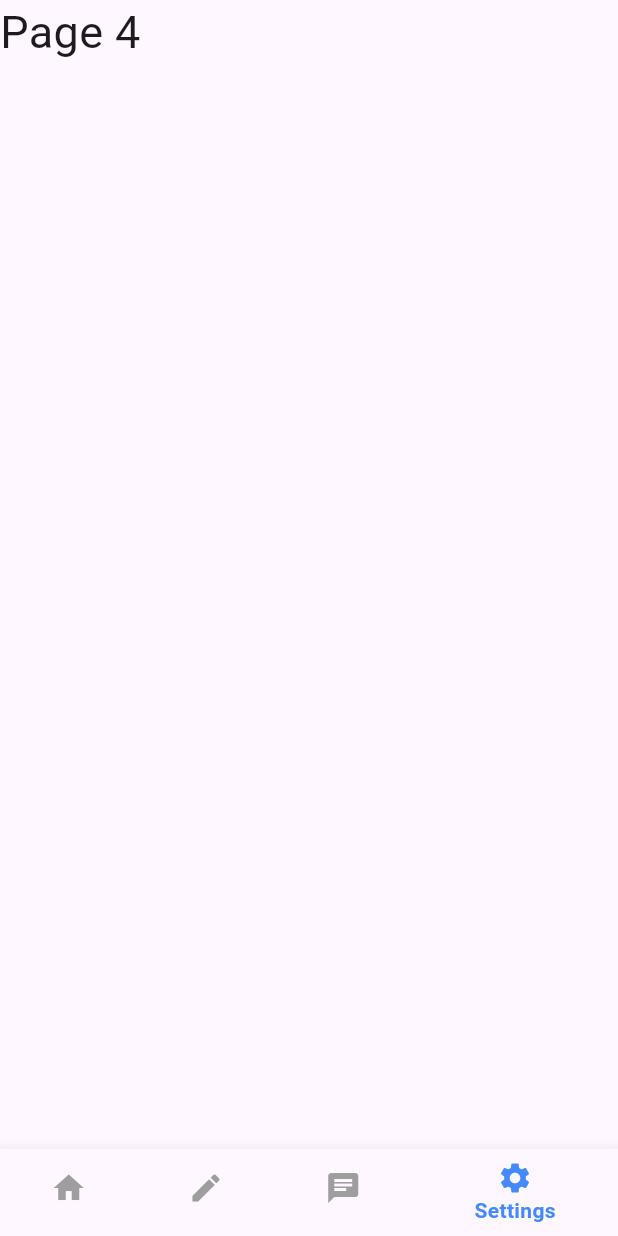
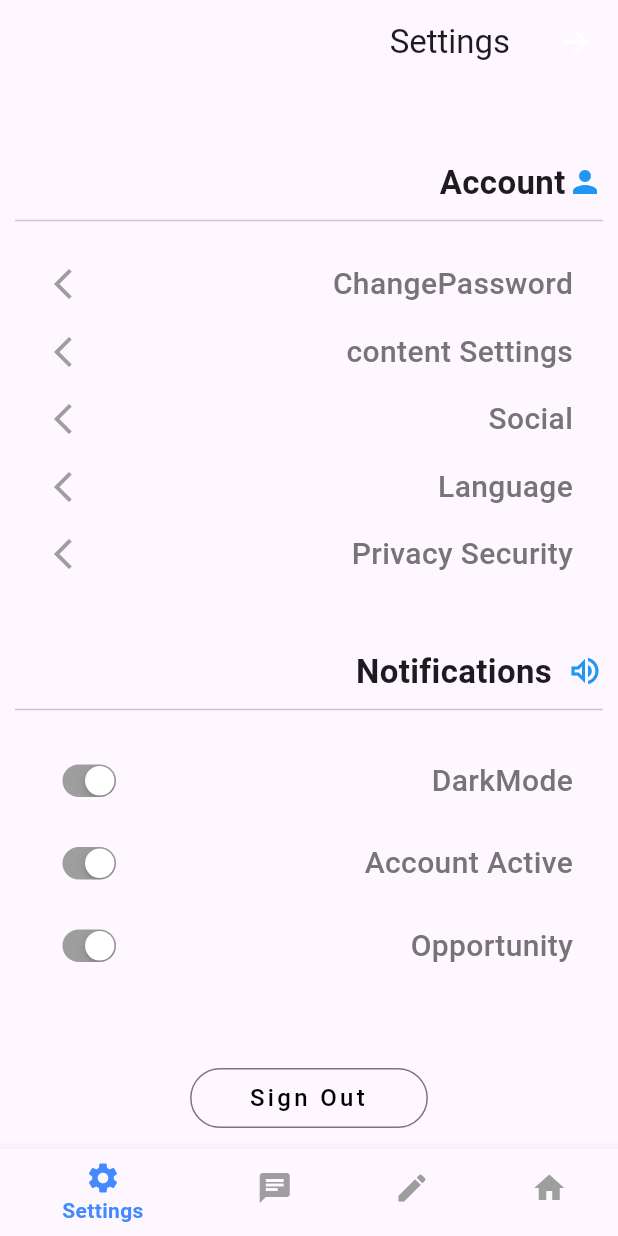
Before and after one commit to Markmagdy19/Todo, a Flutter app: the screen it shows once a user with an empty profile is signed in, item 4 of the bottom bar chosen, on a phone screen of 412 x 824 dp. Run offline on Flutter 3.47's test engine with Material 3 defaults, Android fonts, the phone set to English and light mode, and no system bars; our stand-ins replace cloud_firestore, date_picker_timeline, firebase_auth, firebase_core, firebase_storage, flutter_local_notifications and 11 more; accounts and stored records are empty; network calls fail.

Commit message:
added Localization.dart

```diff
--- /dev/null
+++ b/lib/l10n/intl_en.arb
@@ -0,0 +1,53 @@
+{
+  "title": "flutter Localization",
+  "Today" : "Today",
+  "Add_Task_Button": "+Add Task",
+  "None" : "None",
+  "Daily": "Daily",
+  "Weekly" : "Weekly",
+  "Monthly" : "Monthly",
+  "Task" : "Task",
+  "Task_Message" : "You do not have any tasks yet\\n Add new tasks to make your days productive ",
+  "Task_Completed" : "Task Completed",
+  "Delete_Task" : "Delete Task",
+  "Cancel": "Cancel",
+  "Add_Task": "Add Task",
+  "Enter_title_here" : "Enter title here",
+  "Task_Title" : "Title",
+  "Enter_your_Note" : "Enter your Note",
+  "Task_note" : "Note",
+  "Date": "Date",
+  "Start_Time": "Start Time",
+  "End_Time": "End Time",
+  "Remind" : "Remind",
+  "Repeat": "Repeat",
+  "Create_Task": "Create Task",
+  "required" : "required",
+  "All_fields_are_required": "All fields are required",
+  "Color": "Color",
+  "Email_Address": "Email Address",
+  "please_enter_a_valid_email_address": "please enter a valid email address",
+  "Username": "Username",
+ "please_enter_at_least_4_characters" : "please enter at least 4 characters.",
+  "Password":"Password",
+  "password_must_be_at_least_6_characters_long": "password must be at least 6 characters long.",
+  "Login": "Login",
+  "Signup": "Sign up",
+  "Create_an_Account": "Create an Account",
+  "I_already_have_an_account" : "I already have an account",
+  "Hospital_Group" : "Hospital_Group",
+  "Settings" : "Settings",
+  "Account" : "Account",
+  "Change_Password" : "Change Password",
+  "content_Settings": "content Settings",
+  "Social" : "Social",
+  "Language": "Language",
+  "Privacy_Security": "Privacy and Security",
+  "Notifications": "Notifications",
+  "Dark_Mode" : "Dark Mode",
+  "Account_Active" : "Account Active",
+  "Opportunity" : "Opportunity",
+  "Sign_Out" : "Sign Out",
+  "English": "English",
+  "Arabic" : "Arabic"
+}
--- a/lib/main.dart
+++ b/lib/main.dart
@@ -7,13 +7,18 @@ import 'package:chatt/ui/pages/splash.dart';
 import 'package:firebase_auth/firebase_auth.dart';
 import 'package:flutter/material.dart';
 import 'package:firebase_core/firebase_core.dart';
+import 'package:flutter_localizations/flutter_localizations.dart';
 import 'package:provider/provider.dart';
 import 'firebase_options.dart';
+import 'package:chatt/models/services/Localization.dart';
+
+import 'generated/l10n.dart';
 
 /////////////////////////////////
 Future<void> main() async {
   WidgetsFlutterBinding.ensureInitialized();
   await DBHelper.initDb();
+  const FlutterLocalization();
   await Firebase.initializeApp(
     options: DefaultFirebaseOptions.currentPlatform,
   );
@@ -46,6 +51,15 @@ class MainApp extends StatelessWidget {
   @override
   Widget build(BuildContext context) {
     return MaterialApp(
+        localizationsDelegates: const [
+          GlobalMaterialLocalizations.delegate,
+          GlobalWidgetsLocalizations.delegate,
+          GlobalCupertinoLocalizations.delegate,
+          S.delegate
+        ],
+        supportedLocales: S.delegate.supportedLocales,
+        locale:Locale("ar"),
+
       title: 'Flutter Demo',
       debugShowCheckedModeBanner: false,
       theme: Provider.of<ThemeProvider>(context).themeMode == ThemeMode.dark
--- a/lib/ui/pages/chat.dart
+++ b/lib/ui/pages/chat.dart
@@ -2,6 +2,7 @@ import 'package:chatt/ui/widgets/Chat_messages.dart';
 import 'package:chatt/ui/widgets/new_messages.dart';
 import 'package:firebase_auth/firebase_auth.dart';
 import 'package:flutter/material.dart';
+import '../../generated/l10n.dart';
 
 
 class ChatScreen extends StatelessWidget {
@@ -10,7 +11,7 @@ class ChatScreen extends StatelessWidget {
   Widget build(BuildContext context){
     return Scaffold(
         appBar: AppBar(
-          title: const Text('Medicine gp'),
+          title:  Text(S.of(context).Hospital_Group),
           actions: [
             IconButton(onPressed: (){
               FirebaseAuth.instance.signOut();
--- /dev/null
+++ b/lib/ui/pages/settings_page.dart
@@ -0,0 +1,195 @@
+import 'package:flutter/cupertino.dart';
+import 'package:flutter/foundation.dart';
+import 'package:flutter/material.dart';
+import 'package:firebase_auth/firebase_auth.dart';
+import 'package:get_storage/get_storage.dart';
+import 'package:provider/provider.dart';
+
+
+import '../utils/theme_provider.dart';
+
+class SettingsPageUI extends StatefulWidget {
+  const SettingsPageUI({super.key});
+
+
+  @override
+  _SettingPageUIState createState() => _SettingPageUIState();
+}
+
+
+  class _SettingPageUIState  extends State<SettingsPageUI> {
+  bool valNotify1 = false;
+  bool valNotify2 = false;
+  bool valNotify3 = false;
+  onChangeFunction1(bool newValue1){
+    setState(() {
+        valNotify1 =newValue1;
+        Provider.of<ThemeProvider>(context, listen: false).setThemeMode(
+            Theme.of(context).brightness == Brightness.light
+                ? ThemeMode.dark
+                : ThemeMode.light);
+        // ThemeServices().switchModeTheme();
+        // NotifyHelper().displayNotification;
+      });
+
+
+
+  }
+  onChangeFunction2(bool newValue2){
+    setState(() {
+      valNotify2 =newValue2;
+    });
+  }
+  onChangeFunction3(bool newValue3){
+    setState(() {
+      valNotify3 =newValue3;
+    });
+  }
+  @override
+    Widget build (BuildContext context){
+    return Scaffold(
+      appBar: AppBar(
+        title:  const Text("Settings",style: TextStyle(fontSize:22),),
+        leading: IconButton(
+          onPressed: () {},
+          icon:const Icon(
+            Icons.arrow_back,
+            color: Colors.white,
+          )
+        ),
+      ),
+      body: Container(
+        padding: const EdgeInsets.all(10),
+        child: ListView(
+          children:  [
+            const SizedBox(height: 40),
+             const Row(
+              children: [
+                Icon(
+                  Icons.person,
+                  color:Colors.blue,
+                ),
+                SizedBox(width: 1),
+                Text("Account",style: TextStyle(fontSize: 22,fontWeight:FontWeight.bold ),)
+              ],
+            ),
+            const Divider(height: 20,thickness: 1,),
+            const SizedBox(height:10),
+            buildAccountOption(context, "ChangePassword"),
+            buildAccountOption(context, "content Settings"),
+            buildAccountOption(context, "Social"),
+            buildAccountOption(context, "Language"),
+            buildAccountOption(context, "Privacy Security"),
+            const SizedBox(height: 40),
+             const Row(
+              children: [
+                Icon(Icons.volume_up_outlined,color:Colors.blue),
+                SizedBox(width: 10,),
+                Text("Notifications",style: TextStyle(fontSize:22,fontWeight:FontWeight.bold
+
+                ))
+              ],
+            ),
+            const Divider(height:20 ,thickness: 1,),
+            const SizedBox(height:10),
+            buildNotificationOption("DarkMode", valNotify1, onChangeFunction1),
+            buildNotificationOption("Account Active", valNotify2, onChangeFunction2),
+            buildNotificationOption("Opportunity", valNotify3, onChangeFunction3),
+            const SizedBox(height:50 ),
+             Center(
+              child: OutlinedButton(
+                style:OutlinedButton.styleFrom(
+                  padding: const EdgeInsets.symmetric(horizontal: 40),
+                  shape: RoundedRectangleBorder(
+                    borderRadius: BorderRadius.circular(20)
+                  )
+                ),
+                onPressed: (){
+                  FirebaseAuth.instance.signOut();
+                },
+                child:  const Text("Sign Out",style:TextStyle(
+                  fontSize: 16,
+                    letterSpacing: 2.2,
+                    color: Colors.black
+                )),
+              ),
+            )
+
+          ],
+        ),
+      )
+
+    );
+
+  }
+  Padding buildNotificationOption(String title ,bool value,Function onChangeMethod){
+return Padding(
+    padding: const EdgeInsets.symmetric(vertical: 8,horizontal: 20 ),
+  child: Row(
+    mainAxisAlignment: MainAxisAlignment.spaceBetween,
+    children: [
+      Text(title,style :TextStyle(
+        fontSize:20,
+        fontWeight: FontWeight.w500,
+        color: Colors.grey[600]
+      )),
+      Transform.scale(scale: 0.7,
+      child:CupertinoSwitch(
+        activeColor: Colors.blue,
+        trackColor:Colors.grey ,
+        value: value,
+        onChanged: (bool newValue){
+          onChangeMethod(newValue);
+
+        },
+      ) ,)
+    ],
+  )
+
+);
+  }
+
+
+  GestureDetector buildAccountOption(BuildContext context,String title){
+    return GestureDetector(
+      onTap: (){
+        showDialog(context: context,builder: (BuildContext context){
+         return AlertDialog(
+           title:Text(title),
+           content:  const Column(
+             mainAxisSize: MainAxisSize.min,
+             children: [
+               Text("English"),
+               Text("Arabic"),
+             ],
+           ),
+           actions: [
+             TextButton(
+                 onPressed: (){
+                   Navigator.of(context).pop();
+                 },
+                 child:const Text("close")
+
+             )
+           ]
+         );
+        });
+
+        },
+      child: Padding(
+        padding:const EdgeInsets.symmetric(vertical:8 ,horizontal: 20),
+        child: Row(
+          mainAxisAlignment: MainAxisAlignment.spaceBetween,
+          children: [
+            Text(title,style:  TextStyle(
+              fontSize:20 ,
+              fontWeight:FontWeight.w500 ,
+              color: Colors.grey[600]
+            ),),
+            const Icon(Icons.arrow_forward_ios,color: Colors.grey),
+          ],
+        )
+      ),
+    );
+  }
+  }
--- a/lib/ui/utils/theme.dart
+++ b/lib/ui/utils/theme.dart
@@ -1,5 +1,4 @@
 import 'package:flutter/material.dart';
-import 'package:get/get.dart';
 import 'package:google_fonts/google_fonts.dart';
 
 const Color bluishClr = Color(0xFF4e5ae8);
--- a/lib/ui/widgets/navibar.dart
+++ b/lib/ui/widgets/navibar.dart
@@ -2,6 +2,7 @@ import 'package:chatt/ui/pages/home_page.dart';
 import 'package:chatt/ui/pages/chat.dart';
 import 'package:chatt/ui/widgets/pubmed.dart';
 import 'package:flutter/material.dart';
+import 'package:chatt/ui/pages/settings_page.dart';
 
 import '../../models/services/api_service.dart';
 
@@ -19,7 +20,7 @@ class _NavigatebarState extends State<Navigatebar> {
     ArticleListScreen(),
     const HomePage(),
     const ChatScreen(),
-    const Text("Page 4", style: TextStyle(fontSize: 30)),
+    SettingsPageUI(),
   ];
 
   @override
```
Also changed, not shown: lib/l10n/intl_ar.arb (added, +53 -0 lines), lib/models/services/Localization.dart (added, +39 -0 lines), lib/ui/pages/Ai_bot.dart (added, +174 -0 lines), lib/ui/pages/add_task_page.dart (+30 -38 lines), lib/ui/pages/auth.dart (+13 -13 lines), lib/ui/pages/home_page.dart (+12 -11 lines), pubspec.yaml (+9 -9 lines), Screenshot_20240618_121523.png (added), Screenshot_20240618_124709.png (added), Screenshot_20240618_154847.png (added), lib/generated/intl/messages_all.dart (added), lib/generated/intl/messages_ar.dart (added), lib/generated/intl/messages_en.dart (added), lib/generated/l10n.dart (added), 1 more files.
